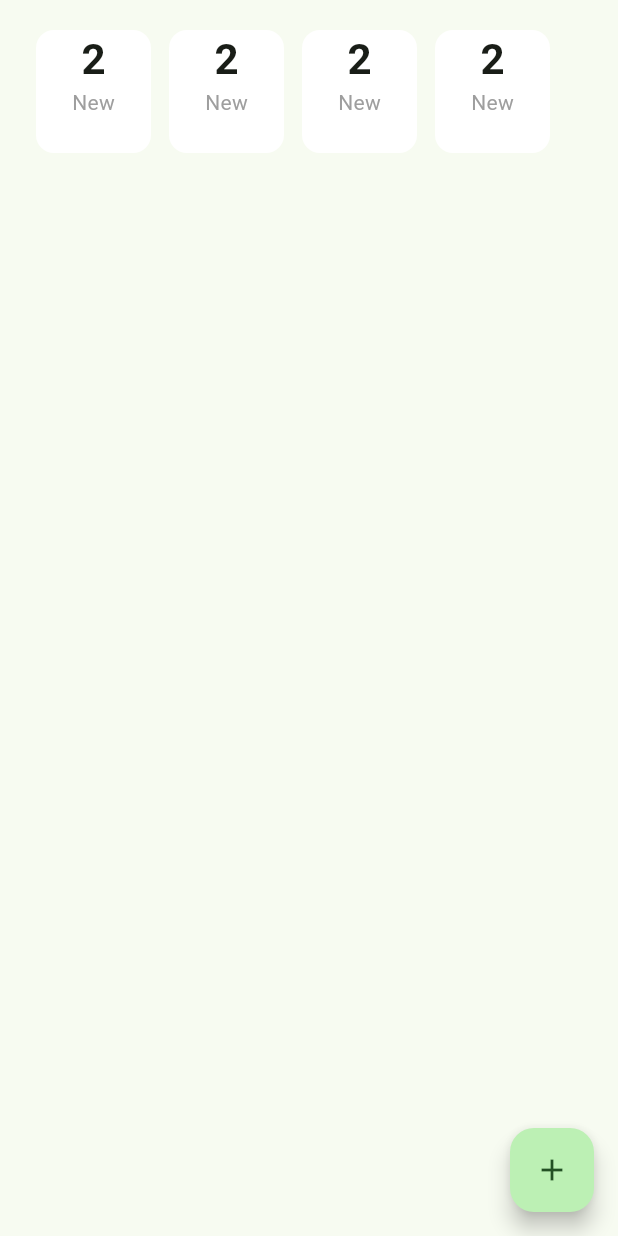
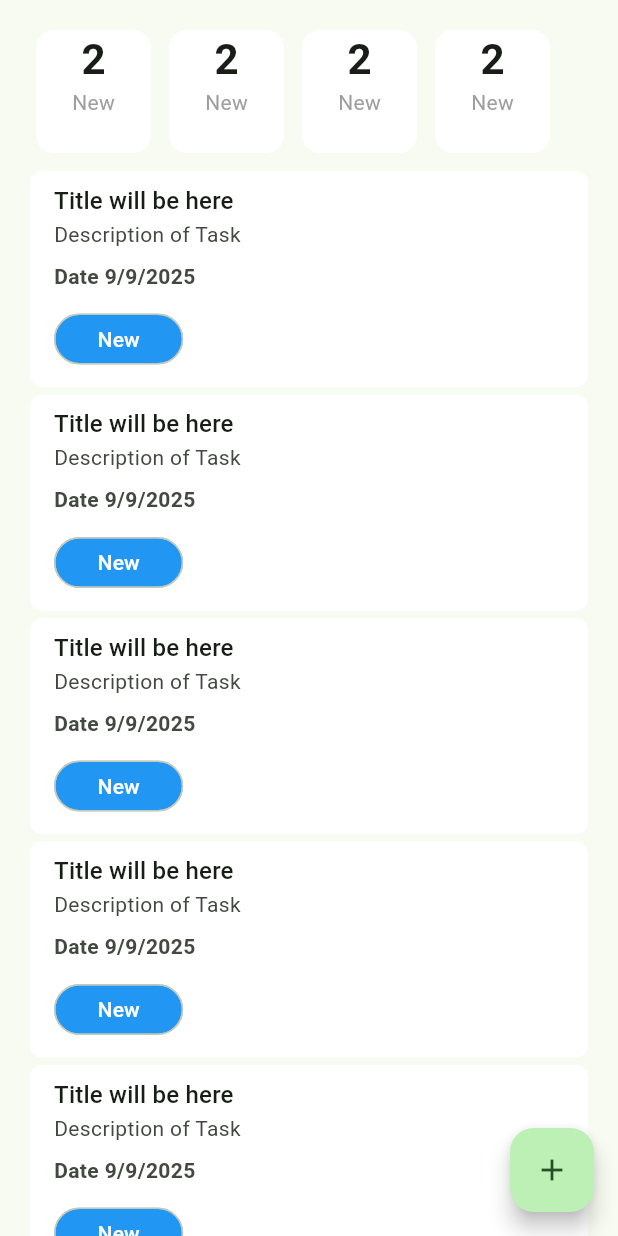
Before and after one commit to nasir-uddin-dev/Task_Management_App, a Flutter app: the ProgressTaskScreen screen opened directly, on a phone screen of 412 x 824 dp. Run offline on Flutter 3.47's test engine with Material 3 defaults, Android fonts, the phone set to English and light mode, and no system bars; our stand-ins replace flutter_svg, pin_code_fields.

Commit message:
progres_task

```diff
--- a/lib/ui/screen/progress_task_screen.dart
+++ b/lib/ui/screen/progress_task_screen.dart
@@ -17,7 +17,9 @@ class _ProgressTaskScreenState extends State<ProgressTaskScreen> {
         padding: const EdgeInsets.symmetric(horizontal: 20),
         child: Column(
           children: [
-            SizedBox(height: 16,),
+            SizedBox(
+              height: 16,
+            ),
             SizedBox(
               height: 90,
               child: ListView.separated(
@@ -32,7 +34,50 @@ class _ProgressTaskScreenState extends State<ProgressTaskScreen> {
                   );
                 },
               ),
-            )
+            ),
+            SizedBox(height: 8,),
+            Expanded(
+                child: ListView.separated(
+                  itemCount: 10,
+                  itemBuilder: (context, index) {
+                    return ListTile(
+                      shape: RoundedRectangleBorder(
+                          borderRadius: BorderRadius.circular(8)
+                      ),
+                      tileColor: Colors.white,
+                      title: Text("Title will be here", style: Theme
+                          .of(context)
+                          .textTheme
+                          .titleMedium,),
+                      subtitle: Column(
+                        crossAxisAlignment: CrossAxisAlignment.start,
+                        spacing: 8,
+                        children: [
+                          Text("Description of Task"),
+                          Text("Date 9/9/2025", style: TextStyle(
+                              fontWeight: FontWeight.w600),),
+                          Row(
+                            children: [
+                              Chip(label: Text("New"),
+                                  backgroundColor: Colors.blue,
+                                  labelStyle: TextStyle(color: Colors.white),
+                                padding: EdgeInsets.symmetric(horizontal: 20),
+                                shape: RoundedRectangleBorder(
+                                  borderRadius: BorderRadius.circular(24)
+                                ),
+                              )
+                            ],
+                          )
+                        ],
+                      ),
+                    );
+                  },
+                  separatorBuilder: (BuildContext context, int index) {
+                    return SizedBox(
+                      height: 5,
+                    );
+                  },
+                ))
           ],
         ),
       ),
```
